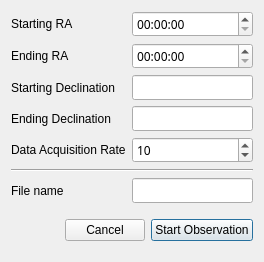
The window that layouts/obs.ui (finnjames/threepio) describes before a commit, drawn with Qt 5.
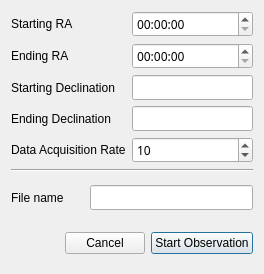
The same window after the commit.

Diff of the .ui file:
```diff
--- a/layouts/obs.ui
+++ b/layouts/obs.ui
@@ -7,23 +7,16 @@
     <x>0</x>
     <y>0</y>
     <width>264</width>
-    <height>262</height>
+    <height>274</height>
    </rect>
   </property>
   <property name="windowTitle">
    <string>New Observation</string>
   </property>
+  <property name="modal">
+   <bool>true</bool>
+  </property>
   <layout class="QGridLayout" name="gridLayout">
-   <item row="0" column="1">
-    <widget class="QLabel" name="start_label">
-     <property name="text">
-      <string>Starting RA</string>
-     </property>
-     <property name="alignment">
-      <set>Qt::AlignLeading|Qt::AlignLeft|Qt::AlignVCenter</set>
-     </property>
-    </widget>
-   </item>
    <item row="0" column="2">
     <widget class="QTimeEdit" name="start_time">
      <property name="font">
@@ -77,15 +70,6 @@
      </property>
     </widget>
    </item>
-   <item row="8" column="2">
-    <widget class="QLineEdit" name="file_name_value">
-     <property name="font">
-      <font>
-       <family>Iosevka Aile</family>
-      </font>
-     </property>
-    </widget>
-   </item>
    <item row="6" column="2">
     <widget class="QSpinBox" name="data_acquisition_rate_value">
      <property name="font">
@@ -146,10 +130,10 @@
      </property>
     </widget>
    </item>
-   <item row="8" column="1">
-    <widget class="QLabel" name="file_name_label">
+   <item row="0" column="1">
+    <widget class="QLabel" name="start_label">
      <property name="text">
-      <string>File name</string>
+      <string>Starting RA</string>
      </property>
      <property name="alignment">
       <set>Qt::AlignLeading|Qt::AlignLeft|Qt::AlignVCenter</set>
@@ -201,6 +185,59 @@
      </layout>
     </widget>
    </item>
+   <item row="8" column="1" colspan="2">
+    <widget class="QFrame" name="frame">
+     <layout class="QGridLayout" name="gridLayout_3">
+      <property name="leftMargin">
+       <number>0</number>
+      </property>
+      <property name="topMargin">
+       <number>0</number>
+      </property>
+      <property name="rightMargin">
+       <number>0</number>
+      </property>
+      <property name="bottomMargin">
+       <number>0</number>
+      </property>
+      <item row="0" column="0">
+       <widget class="QLabel" name="file_name_label">
+        <property name="text">
+         <string>File name</string>
+        </property>
+        <property name="alignment">
+         <set>Qt::AlignLeading|Qt::AlignLeft|Qt::AlignVCenter</set>
+        </property>
+       </widget>
+      </item>
+      <item row="0" column="2">
+       <widget class="QLineEdit" name="file_name_value">
+        <property name="font">
+         <font>
+          <family>Iosevka Aile</family>
+         </font>
+        </property>
+       </widget>
+      </item>
+      <item row="0" column="1">
+       <spacer name="horizontalSpacer_2">
+        <property name="orientation">
+         <enum>Qt::Horizontal</enum>
+        </property>
+        <property name="sizeType">
+         <enum>QSizePolicy::Maximum</enum>
+        </property>
+        <property name="sizeHint" stdset="0">
+         <size>
+          <width>20</width>
+          <height>20</height>
+         </size>
+        </property>
+       </spacer>
+      </item>
+     </layout>
+    </widget>
+   </item>
   </layout>
  </widget>
  <tabstops>
```
Left out of the diff: 1 changed line with no effect on the pictures.
